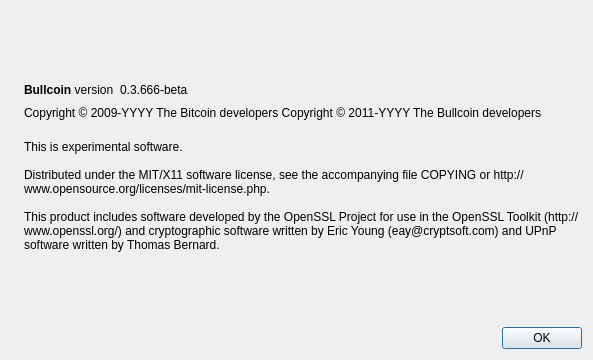
The window that Bullcoin/src/qt/forms/aboutdialog.ui (bullCoin123/bullmaster) describes before a commit, drawn with Qt 5.
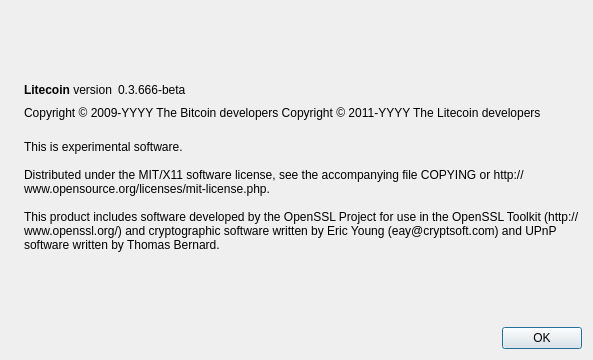
The same window after the commit. Icons and pictures are not drawn.

Diff of the .ui file:
```diff
--- a/Bullcoin/src/qt/forms/aboutdialog.ui
+++ b/Bullcoin/src/qt/forms/aboutdialog.ui
@@ -50,7 +50,7 @@
           <cursorShape>IBeamCursor</cursorShape>
          </property>
          <property name="text">
-          <string>&lt;b&gt;Bullcoin&lt;/b&gt; version</string>
+          <string>&lt;b&gt;Litecoin&lt;/b&gt; version</string>
          </property>
          <property name="textInteractionFlags">
           <set>Qt::LinksAccessibleByMouse|Qt::TextSelectableByKeyboard|Qt::TextSelectableByMouse</set>
@@ -92,7 +92,7 @@
        </property>
        <property name="text">
         <string notr="true">Copyright &amp;copy; 2009-YYYY The Bitcoin developers
-Copyright &amp;copy; 2011-YYYY The Bullcoin developers</string>
+Copyright &amp;copy; 2011-YYYY The Litecoin developers</string>
        </property>
        <property name="textFormat">
         <enum>Qt::RichText</enum>
```
Left out of the diff: 2 changed lines with no effect on the pictures.
